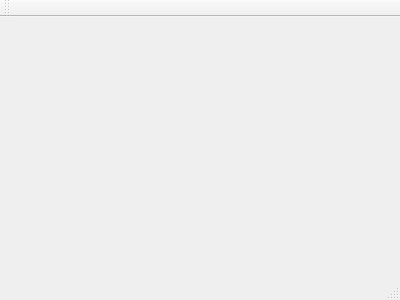
This is app/mainwindow.ui in adwaydhillon/Prysm-Automation-Framework as Qt 5 draws it before an edit. The edited form follows.
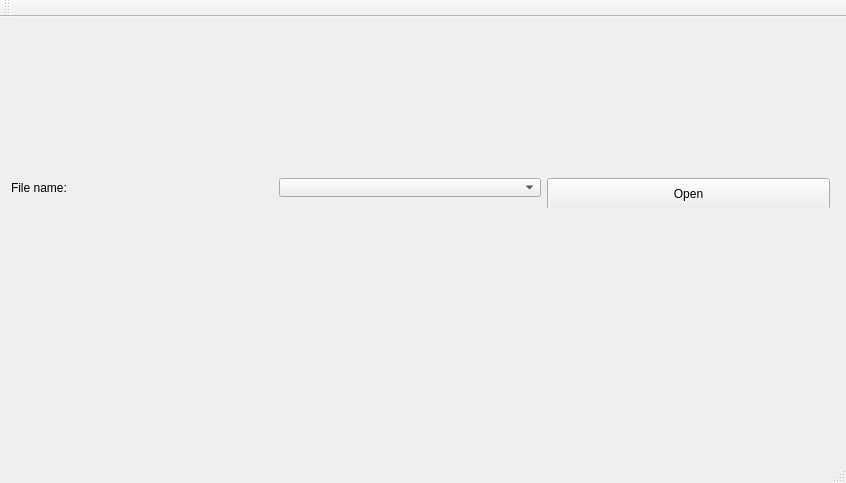
This is the edited form.

Patch:
```diff
--- a/app/mainwindow.ui
+++ b/app/mainwindow.ui
@@ -1,24 +1,93 @@
 <ui version="4.0">
  <class>MainWindow</class>
- <widget class="QMainWindow" name="MainWindow" >
-  <property name="geometry" >
+ <widget class="QMainWindow" name="MainWindow">
+  <property name="geometry">
    <rect>
     <x>0</x>
     <y>0</y>
-    <width>400</width>
-    <height>300</height>
+    <width>846</width>
+    <height>483</height>
    </rect>
   </property>
-  <property name="windowTitle" >
+  <property name="maximumSize">
+   <size>
+    <width>12727194</width>
+    <height>16777215</height>
+   </size>
+  </property>
+  <property name="windowTitle">
    <string>MainWindow</string>
   </property>
-  <widget class="QMenuBar" name="menuBar" />
-  <widget class="QToolBar" name="mainToolBar" />
-  <widget class="QWidget" name="centralWidget" />
-  <widget class="QStatusBar" name="statusBar" />
+  <widget class="QWidget" name="centralWidget">
+   <widget class="QWidget" name="horizontalLayoutWidget">
+    <property name="geometry">
+     <rect>
+      <x>0</x>
+      <y>150</y>
+      <width>841</width>
+      <height>41</height>
+     </rect>
+    </property>
+    <layout class="QHBoxLayout" name="horizontalLayout">
+     <item>
+      <widget class="QLabel" name="label">
+       <property name="enabled">
+        <bool>true</bool>
+       </property>
+       <property name="text">
+        <string>File name:</string>
+       </property>
+      </widget>
+     </item>
+     <item>
+      <widget class="QComboBox" name="comboBox"/>
+     </item>
+     <item>
+      <widget class="QPushButton" name="pushButton">
+       <property name="enabled">
+        <bool>true</bool>
+       </property>
+       <property name="minimumSize">
+        <size>
+         <width>283</width>
+         <height>32</height>
+        </size>
+       </property>
+       <property name="maximumSize">
+        <size>
+         <width>283</width>
+         <height>16777215</height>
+        </size>
+       </property>
+       <property name="text">
+        <string>Open</string>
+       </property>
+      </widget>
+     </item>
+    </layout>
+   </widget>
+  </widget>
+  <widget class="QMenuBar" name="menuBar">
+   <property name="geometry">
+    <rect>
+     <x>0</x>
+     <y>0</y>
+     <width>846</width>
+     <height>22</height>
+    </rect>
+   </property>
+  </widget>
+  <widget class="QToolBar" name="mainToolBar">
+   <attribute name="toolBarArea">
+    <enum>TopToolBarArea</enum>
+   </attribute>
+   <attribute name="toolBarBreak">
+    <bool>false</bool>
+   </attribute>
+  </widget>
+  <widget class="QStatusBar" name="statusBar"/>
  </widget>
- <layoutDefault spacing="6" margin="11" />
- <pixmapfunction></pixmapfunction>
+ <layoutdefault spacing="6" margin="11"/>
  <resources/>
  <connections/>
 </ui>
```
Left out of the diff: 1 changed line with no effect on the pictures.
